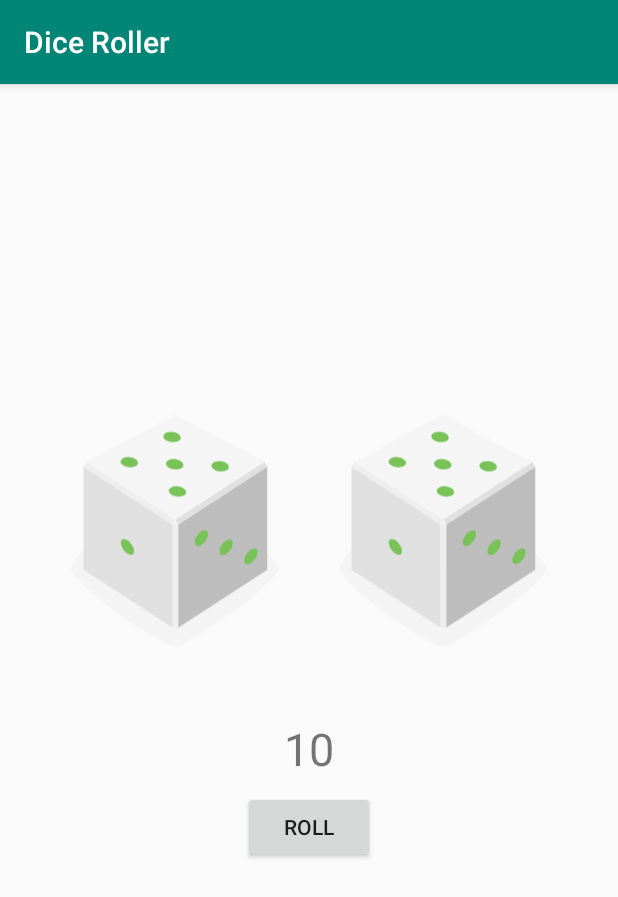
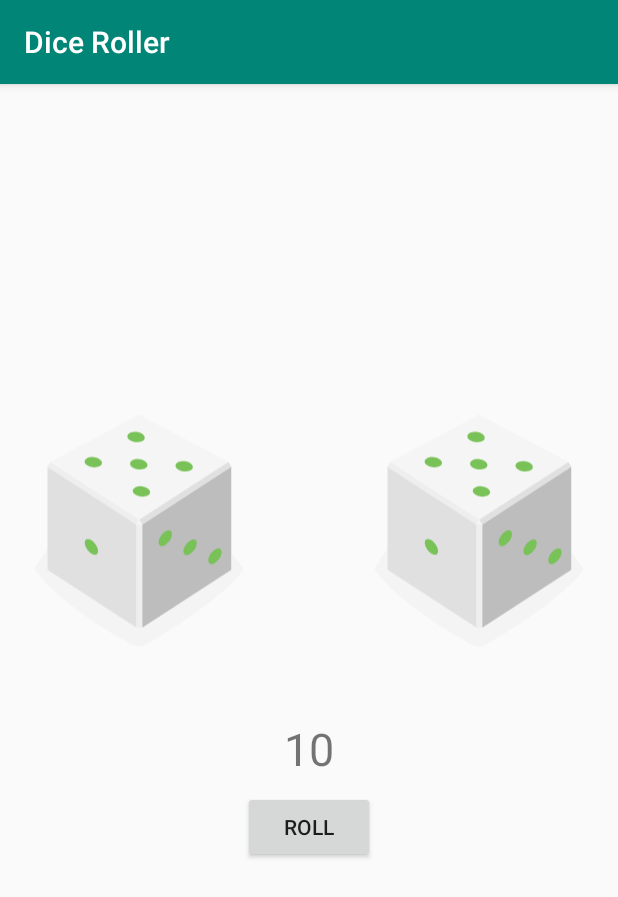
Before and after one commit to jaikpillai/AndroidWithKotlin, an Android app: the screen it shows after launch (MainActivity), after a tap on "ROLL", on a phone screen of 412 x 824 dp. Shown: the top 897 px of the screen. Run offline under Robolectric (Android 15) with nearby library versions, the phone set to English and light mode, and no system bars.

Commit message:
Modified visibility

```diff
--- a/app/src/main/java/com/jai/diceroller/MainActivity.kt
+++ b/app/src/main/java/com/jai/diceroller/MainActivity.kt
@@ -2,6 +2,7 @@ package com.jai.diceroller
 
 import android.support.v7.app.AppCompatActivity
 import android.os.Bundle
+import android.view.View
 import android.widget.Button
 import android.widget.ImageView
 import android.widget.TextView
@@ -17,9 +18,10 @@ class MainActivity : AppCompatActivity() {
         super.onCreate(savedInstanceState)
         setContentView(R.layout.activity_main)
         val rollButton: Button = findViewById(R.id.roll_button)
+
+
         diceImage1 = findViewById(R.id.dice_image1)
         diceImage2 = findViewById(R.id.dice_image2)
-        val resultText: TextView = findViewById(R.id.result_text)
         rollButton.setOnClickListener{
             rollDice()
 
@@ -27,12 +29,13 @@ class MainActivity : AppCompatActivity() {
     }
 
     fun rollDice(){
-
+        result_text.visibility=View.VISIBLE
+        letsroll_text.visibility=View.INVISIBLE
         val randomInt1 = Random().nextInt(6)+1
         val randomInt2 = Random().nextInt(6)+1
         result_text.text = (randomInt1+randomInt2).toString()
 
-        var drawableResource1 = when(randomInt1){
+        val drawableResource1 = when(randomInt1){
             1->R.drawable.dice_1
             2->R.drawable.dice_2
             3->R.drawable.dice_3
@@ -41,7 +44,7 @@ class MainActivity : AppCompatActivity() {
             else->R.drawable.dice_6
 
         }
-        var drawableResource2 = when(randomInt2){
+        val drawableResource2 = when(randomInt2){
             1->R.drawable.dice_1
             2->R.drawable.dice_2
             3->R.drawable.dice_3
--- a/app/src/main/res/layout/activity_main.xml
+++ b/app/src/main/res/layout/activity_main.xml
@@ -8,35 +8,42 @@
         tools:context=".MainActivity">
 
     <ImageView android:layout_width="161dp" android:layout_height="234dp"
-               android:src="@drawable/dice_1"
+               android:src="@drawable/empty_dice"
                android:id="@+id/dice_image1"
                app:layout_constraintStart_toStartOf="parent"
-               android:layout_marginStart="36dp"
+               android:layout_marginStart="16dp"
                android:layout_marginTop="80dp" app:layout_constraintTop_toTopOf="parent"
                android:layout_marginBottom="8dp"
-               app:layout_constraintBottom_toTopOf="@+id/result_text" app:layout_constraintVertical_bias="1.0"/>
+               app:layout_constraintBottom_toTopOf="@+id/result_text" app:layout_constraintVertical_bias="1.0"
+               app:layout_constraintEnd_toStartOf="@+id/dice_image2" android:layout_marginEnd="57dp"
+               app:layout_constraintHorizontal_bias="0.44"
+               tools:src="@drawable/dice_1"/>
 
     <ImageView android:layout_width="161dp" android:layout_height="234dp"
-               android:src="@drawable/dice_1"
+               android:src="@drawable/empty_dice"
                android:id="@+id/dice_image2"
-               app:layout_constraintEnd_toEndOf="parent"
-               android:layout_marginEnd="8dp" android:layout_marginTop="80dp" app:layout_constraintTop_toTopOf="parent"
+               android:layout_marginTop="80dp" app:layout_constraintTop_toTopOf="parent"
                android:layout_marginBottom="8dp"
                app:layout_constraintBottom_toTopOf="@+id/result_text" app:layout_constraintVertical_bias="1.0"
                app:layout_constraintStart_toEndOf="@+id/dice_image1" android:layout_marginStart="8dp"
-               app:layout_constraintHorizontal_bias="0.243"/>
+               app:layout_constraintEnd_toEndOf="parent" android:layout_marginEnd="16dp"
+               app:layout_constraintHorizontal_bias="1.0"
+                tools:src="@drawable/dice_1"/>
 
 
     <TextView
             android:layout_width="wrap_content"
             android:layout_height="wrap_content"
-            android:text="1"
+            android:text="@string/diceresult"
+            android:visibility="invisible"
             android:textSize="30sp"
             app:layout_constraintBottom_toBottomOf="parent"
             app:layout_constraintLeft_toLeftOf="parent"
             app:layout_constraintRight_toRightOf="parent"
             app:layout_constraintTop_toTopOf="parent" android:id="@+id/result_text"
-            app:layout_constraintVertical_bias="0.581"/>
+            app:layout_constraintVertical_bias="0.581"
+
+    tools:visibility="visible"/>
 
 
 
@@ -46,5 +53,16 @@
             android:layout_marginEnd="8dp" app:layout_constraintStart_toStartOf="parent"
             android:layout_marginStart="8dp" app:layout_constraintTop_toBottomOf="@+id/result_text"
             app:layout_constraintHorizontal_bias="0.501" android:layout_marginTop="8dp"/>
+    <TextView
+            android:text="@string/lets_roll"
+            android:layout_width="wrap_content"
+            android:textSize="30sp"
+            android:layout_height="wrap_content"
+            android:id="@+id/letsroll_text" android:layout_marginTop="256dp"
+            app:layout_constraintTop_toTopOf="parent" app:layout_constraintEnd_toEndOf="parent"
+            android:layout_marginEnd="8dp" app:layout_constraintStart_toStartOf="parent"
+            android:layout_marginStart="8dp" android:layout_marginBottom="8dp"
+            app:layout_constraintBottom_toTopOf="@+id/result_text" app:layout_constraintVertical_bias="0.25"
+            app:layout_constraintHorizontal_bias="0.498"/>
 
 </android.support.constraint.ConstraintLayout>
--- a/app/src/main/res/values/strings.xml
+++ b/app/src/main/res/values/strings.xml
@@ -1,4 +1,6 @@
 <resources>
     <string name="app_name">Dice Roller</string>
     <string name="roll">Roll</string>
+    <string name="lets_roll">Lets Roll!</string>
+    <string name="diceresult">1</string>
 </resources>
```
